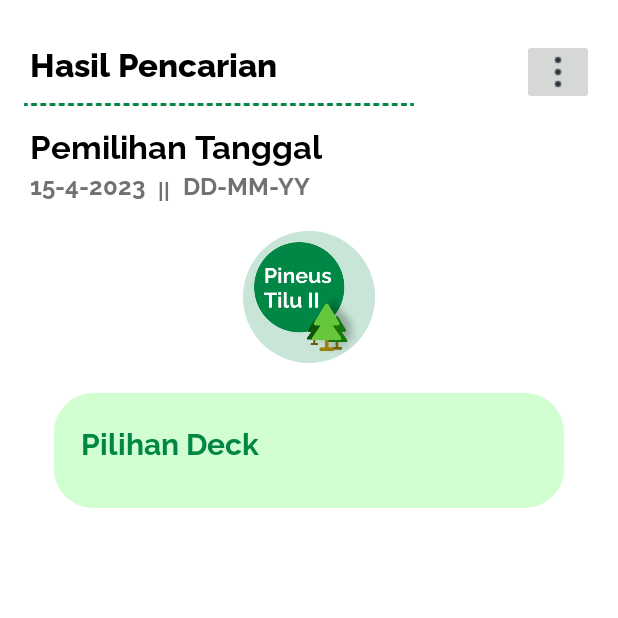
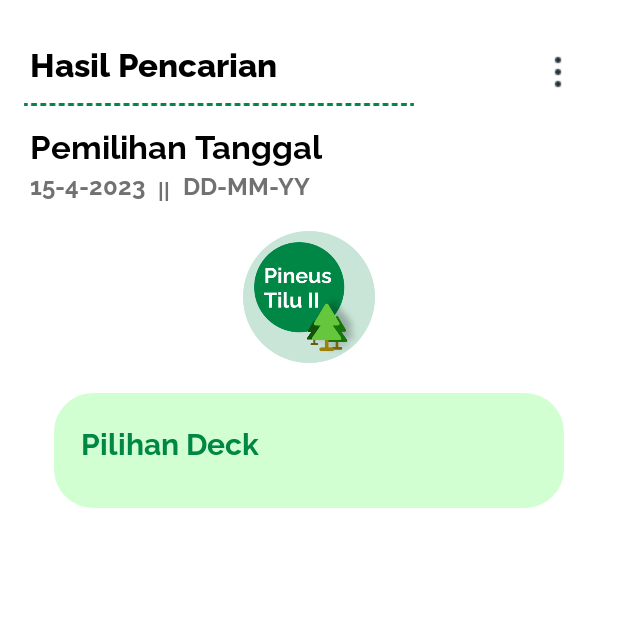
Before and after one commit to byf1sh/PineusTiluMobileAppNew, an Android app: the BookingPageList2Activity screen opened directly, with no data from a screen before it, on a phone screen of 412 x 824 dp, the top half of it. Run offline under Robolectric (Android 15) with nearby library versions, the phone set to English and light mode, and no system bars; our stand-ins replace Firebase (no records; nobody signed in at launch, a user with empty details on screens opened directly).

Commit message:
mengubah warna three dot -imam

```diff
--- a/app/src/main/res/layout/activity_booking_page_list.xml
+++ b/app/src/main/res/layout/activity_booking_page_list.xml
@@ -33,6 +33,7 @@
             android:layout_height="wrap_content"
             android:layout_marginEnd="16dp"
             android:src="@drawable/menu"
+            android:backgroundTint="@color/white"
             app:layout_constraintBottom_toBottomOf="@+id/hasilpencarian"
             app:layout_constraintEnd_toEndOf="parent"
             app:layout_constraintTop_toTopOf="@+id/hasilpencarian"
--- a/app/src/main/res/layout/activity_booking_page_list2.xml
+++ b/app/src/main/res/layout/activity_booking_page_list2.xml
@@ -33,6 +33,7 @@
             android:layout_height="wrap_content"
             android:layout_marginEnd="16dp"
             android:src="@drawable/menu"
+            android:backgroundTint="@color/white"
             app:layout_constraintBottom_toBottomOf="@+id/hasilpencarian"
             app:layout_constraintEnd_toEndOf="parent"
             app:layout_constraintTop_toTopOf="@+id/hasilpencarian"
--- a/app/src/main/res/layout/activity_booking_page_list3.xml
+++ b/app/src/main/res/layout/activity_booking_page_list3.xml
@@ -33,6 +33,7 @@
             android:layout_height="wrap_content"
             android:layout_marginEnd="16dp"
             android:src="@drawable/menu"
+            android:backgroundTint="@color/white"
             app:layout_constraintBottom_toBottomOf="@+id/hasilpencarian"
             app:layout_constraintEnd_toEndOf="parent"
             app:layout_constraintTop_toTopOf="@+id/hasilpencarian"
```
